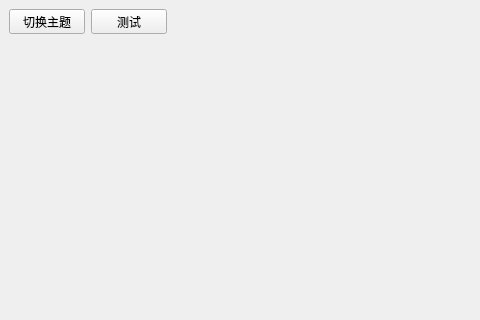
This is chartform.ui in lishengze/QT-study as Qt 5 draws it before an edit; both pictures show x 0 to 480 and y 0 to 320 of the 1123 by 806 pixel window. The edited form follows.
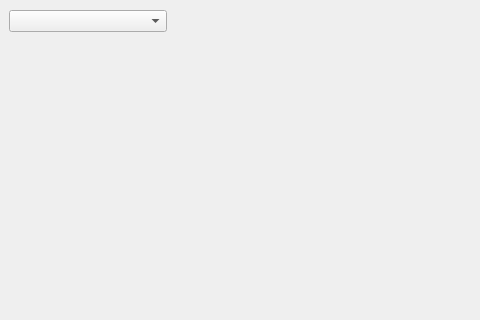
This is the edited form.

```diff
--- a/chartform.ui
+++ b/chartform.ui
@@ -41,18 +41,7 @@
    </property>
    <layout class="QHBoxLayout" name="horizontalLayout">
     <item>
-     <widget class="QPushButton" name="changeTheme">
-      <property name="text">
-       <string>切换主题</string>
-      </property>
-     </widget>
-    </item>
-    <item>
-     <widget class="QPushButton" name="pushButton">
-      <property name="text">
-       <string>测试</string>
-      </property>
-     </widget>
+     <widget class="QComboBox" name="themeComboBox"/>
     </item>
    </layout>
   </widget>
```
